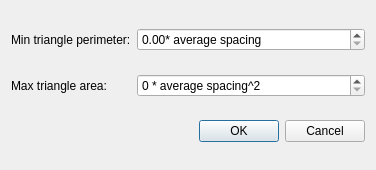
First picture: the form in Polyhedron/demo/Polyhedron/Polyhedron_demo_advancing_front_plugin.ui, repository CGAL/cgal, before the edit.
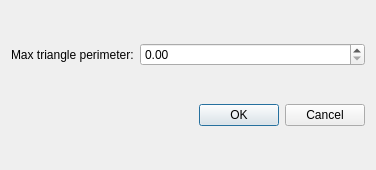
Second picture: the form after the edit.

Commit message: get the demo compiled

```diff
--- a/Polyhedron/demo/Polyhedron/Polyhedron_demo_advancing_front_plugin.ui
+++ b/Polyhedron/demo/Polyhedron/Polyhedron_demo_advancing_front_plugin.ui
@@ -17,14 +17,14 @@
    <item row="0" column="0">
     <widget class="QLabel" name="label">
      <property name="text">
-      <string>Min triangle perimeter:</string>
+      <string>Max triangle perimeter:</string>
      </property>
     </widget>
    </item>
    <item row="0" column="1" colspan="2">
     <widget class="QDoubleSpinBox" name="m_inputPerimeter">
      <property name="suffix">
-      <string>* average spacing</string>
+      <string/>
      </property>
      <property name="minimum">
       <double>0.000000000000000</double>
@@ -37,36 +37,7 @@
      </property>
     </widget>
    </item>
-   <item row="1" column="0">
-    <widget class="QLabel" name="label_2">
-     <property name="text">
-      <string>Max triangle area:</string>
-     </property>
-    </widget>
-   </item>
-   <item row="1" column="1" colspan="2">
-    <widget class="QDoubleSpinBox" name="m_inputArea">
-     <property name="suffix">
-      <string> * average spacing^2</string>
-     </property>
-     <property name="decimals">
-      <number>0</number>
-     </property>
-     <property name="minimum">
-      <double>0.000000000000000</double>
-     </property>
-     <property name="maximum">
-      <double>20.000000000000000</double>
-     </property>
-     <property name="singleStep">
-      <double>1.000000000000000</double>
-     </property>
-     <property name="value">
-      <double>0.000000000000000</double>
-     </property>
-    </widget>
-   </item>
-   <item row="2" column="2">
+   <item row="1" column="2">
     <widget class="QDialogButtonBox" name="buttonBox">
      <property name="standardButtons">
       <set>QDialogButtonBox::Cancel|QDialogButtonBox::Ok</set>
```
The commit also changes 3 other files.
